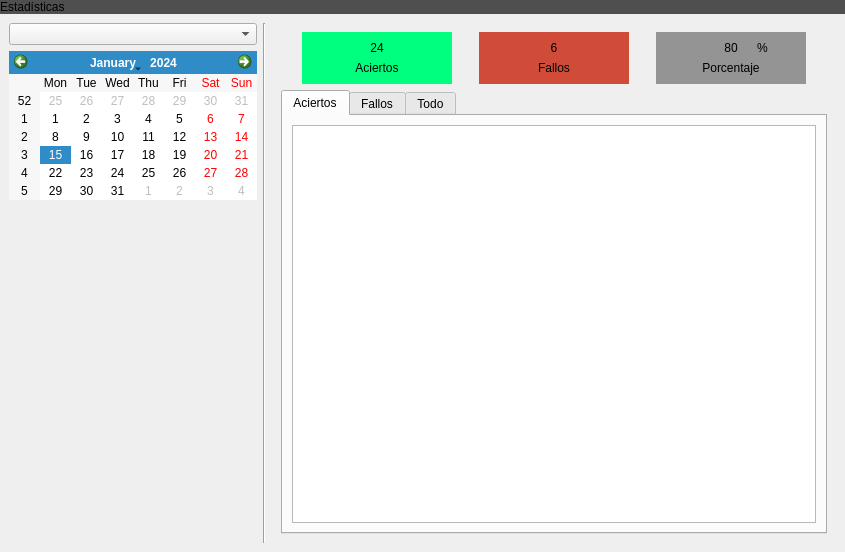
Before: the Qt Designer form NavTrainer/stats.ui in FranciscoNortesN/IHM-Proyecto, drawn with Qt 5.
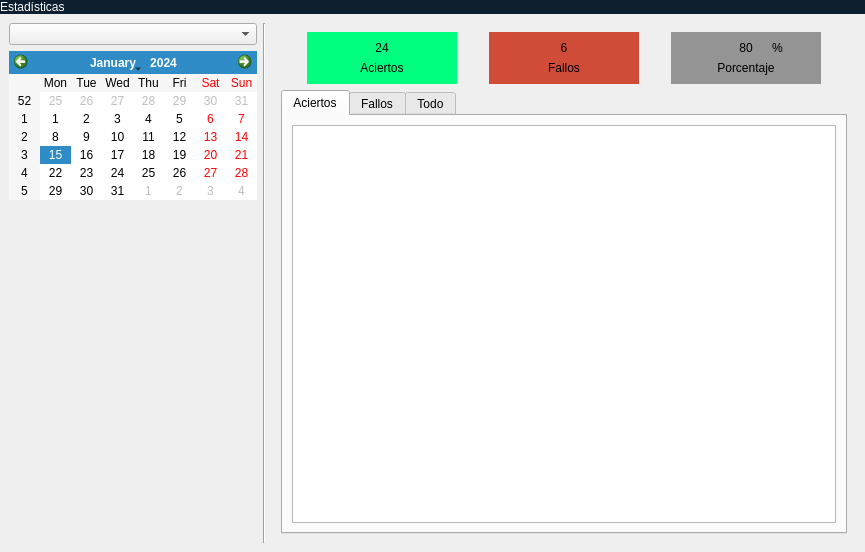
After: the same form once the commit is applied.

What changed in the file:
```diff
--- a/NavTrainer/stats.ui
+++ b/NavTrainer/stats.ui
@@ -6,7 +6,7 @@
    <rect>
     <x>0</x>
     <y>0</y>
-    <width>845</width>
+    <width>865</width>
     <height>552</height>
    </rect>
   </property>
@@ -39,7 +39,8 @@
      </property>
      <property name="styleSheet">
       <string notr="true">font: 22pt &quot;Noto Sans&quot;;
-background-color: rgb(79, 79, 79);</string>
+color: rgb(255, 255, 255);
+background-color: rgb(13, 30, 46);</string>
      </property>
      <property name="text">
       <string>Estadísticas</string>
@@ -260,7 +261,7 @@
             <item row="0" column="0">
              <widget class="QLabel" name="label_9">
               <property name="text">
-               <string> </string>
+               <string/>
               </property>
              </widget>
             </item>
```
